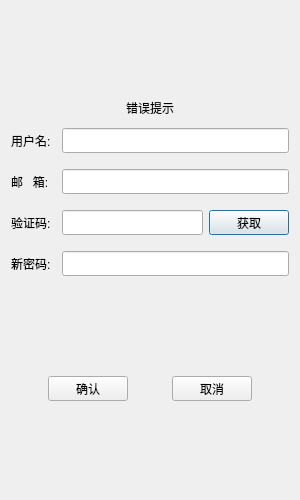
Before: the Qt Designer form ChatRoom/resetdialog.ui in Mushiyuqi/ChatRoom, drawn with Qt 5.
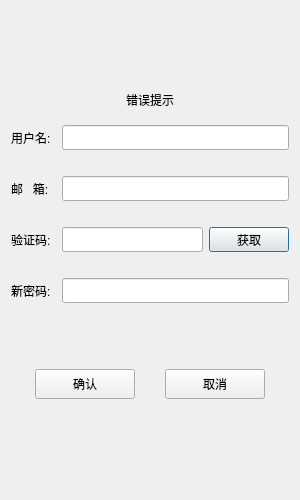
After: the same form once the commit is applied.

```diff
--- a/ChatRoom/resetdialog.ui
+++ b/ChatRoom/resetdialog.ui
@@ -52,10 +52,10 @@
    <item>
     <layout class="QHBoxLayout" name="horizontalLayout">
      <property name="topMargin">
-      <number>5</number>
+      <number>10</number>
      </property>
      <property name="bottomMargin">
-      <number>5</number>
+      <number>10</number>
      </property>
      <item>
       <widget class="QLabel" name="user_label">
@@ -97,10 +97,10 @@
    <item>
     <layout class="QHBoxLayout" name="horizontalLayout_2">
      <property name="topMargin">
-      <number>5</number>
+      <number>10</number>
      </property>
      <property name="bottomMargin">
-      <number>5</number>
+      <number>10</number>
      </property>
      <item>
       <widget class="QLabel" name="email_label">
@@ -142,10 +142,10 @@
    <item>
     <layout class="QHBoxLayout" name="horizontalLayout_3">
      <property name="topMargin">
-      <number>5</number>
+      <number>10</number>
      </property>
      <property name="bottomMargin">
-      <number>5</number>
+      <number>10</number>
      </property>
      <item>
       <widget class="QLabel" name="verify_label">
@@ -206,10 +206,10 @@
    <item>
     <layout class="QHBoxLayout" name="horizontalLayout_4">
      <property name="topMargin">
-      <number>5</number>
+      <number>10</number>
      </property>
      <property name="bottomMargin">
-      <number>5</number>
+      <number>10</number>
      </property>
      <item>
       <widget class="QLabel" name="pwd_label">
@@ -247,6 +247,9 @@
      <property name="orientation">
       <enum>Qt::Orientation::Vertical</enum>
      </property>
+     <property name="sizeType">
+      <enum>QSizePolicy::Policy::Minimum</enum>
+     </property>
      <property name="sizeHint" stdset="0">
       <size>
        <width>20</width>
@@ -257,6 +260,12 @@
    </item>
    <item>
     <layout class="QHBoxLayout" name="horizontalLayout_5">
+     <property name="topMargin">
+      <number>10</number>
+     </property>
+     <property name="bottomMargin">
+      <number>10</number>
+     </property>
      <item>
       <spacer name="horizontalSpacer">
        <property name="orientation">
@@ -274,14 +283,14 @@
       <widget class="QPushButton" name="sure_btn">
        <property name="minimumSize">
         <size>
-         <width>0</width>
-         <height>25</height>
+         <width>100</width>
+         <height>30</height>
         </size>
        </property>
        <property name="maximumSize">
         <size>
-         <width>16777215</width>
-         <height>25</height>
+         <width>100</width>
+         <height>30</height>
         </size>
        </property>
        <property name="text">
@@ -306,14 +315,14 @@
       <widget class="QPushButton" name="return_btn">
        <property name="minimumSize">
         <size>
-         <width>0</width>
-         <height>25</height>
+         <width>100</width>
+         <height>30</height>
         </size>
        </property>
        <property name="maximumSize">
         <size>
-         <width>16777215</width>
-         <height>25</height>
+         <width>100</width>
+         <height>30</height>
         </size>
        </property>
        <property name="text">
```
